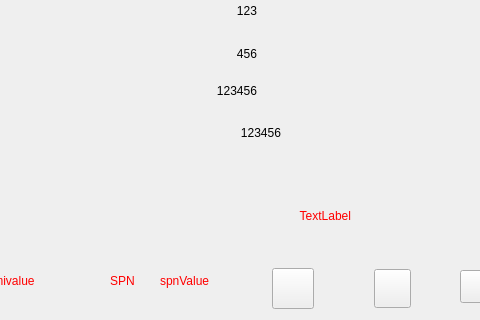
Old version of the form widget.ui in the repository wushengjun85/Fugesen; both pictures show x 300 to 780 and y 280 to 600 of the 1024 by 600 pixel window.
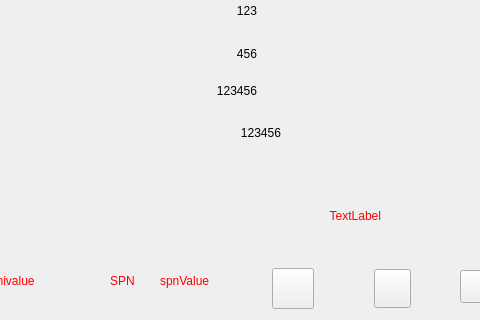
New version of the form. Icons and pictures are not drawn.

Diff of the .ui file:
```diff
--- a/widget.ui
+++ b/widget.ui
@@ -306,9 +306,9 @@
   <widget class="QLabel" name="label_showCan">
    <property name="geometry">
     <rect>
-     <x>410</x>
+     <x>390</x>
      <y>470</y>
-     <width>241</width>
+     <width>301</width>
      <height>51</height>
     </rect>
    </property>
@@ -317,7 +317,7 @@
 font: 75 italic 22pt &quot;Ubuntu&quot;;</string>
    </property>
    <property name="text">
-    <string>TextLabel</string>
+    <string>TextLabel   </string>
    </property>
    <property name="alignment">
     <set>Qt::AlignRight|Qt::AlignTrailing|Qt::AlignVCenter</set>
```
